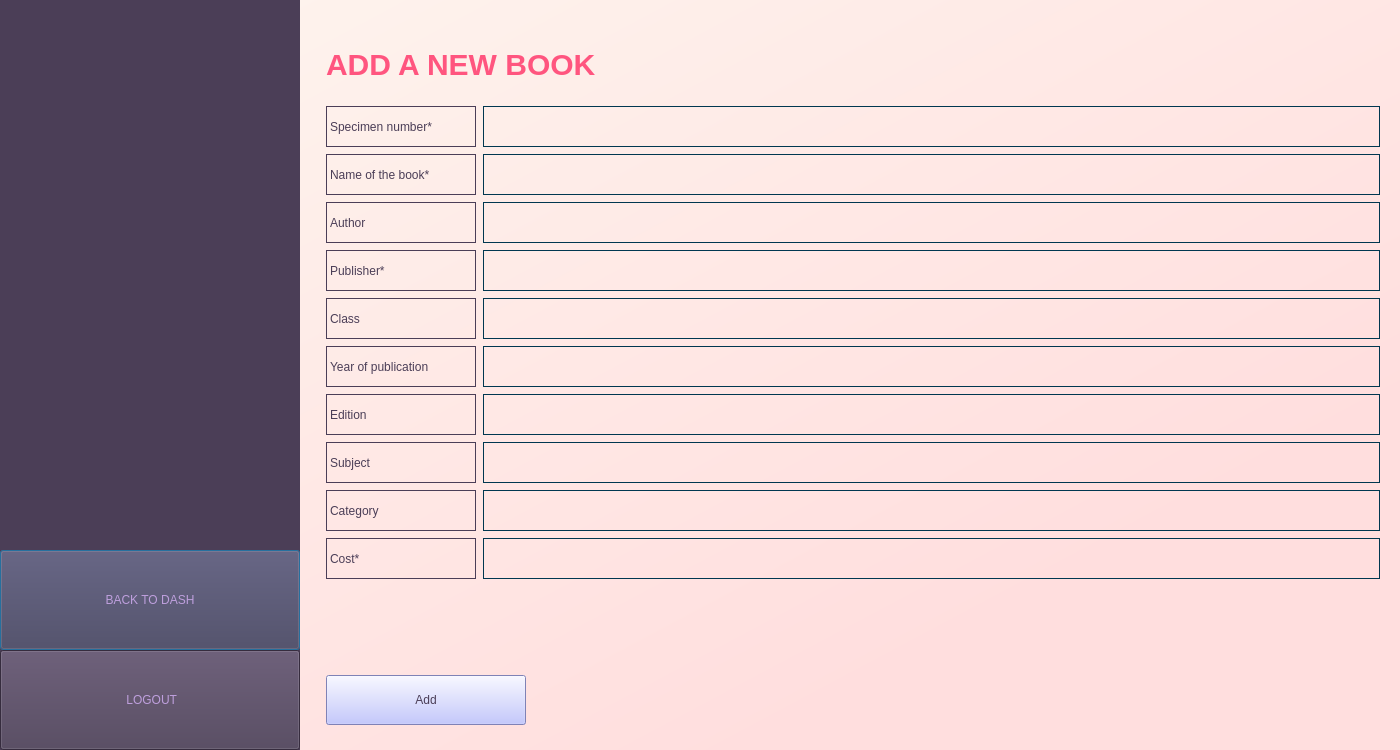
Above: addBooks.ui from Biancaa-R/Library-Management-system-GUI before the change. Below: the same form after it.
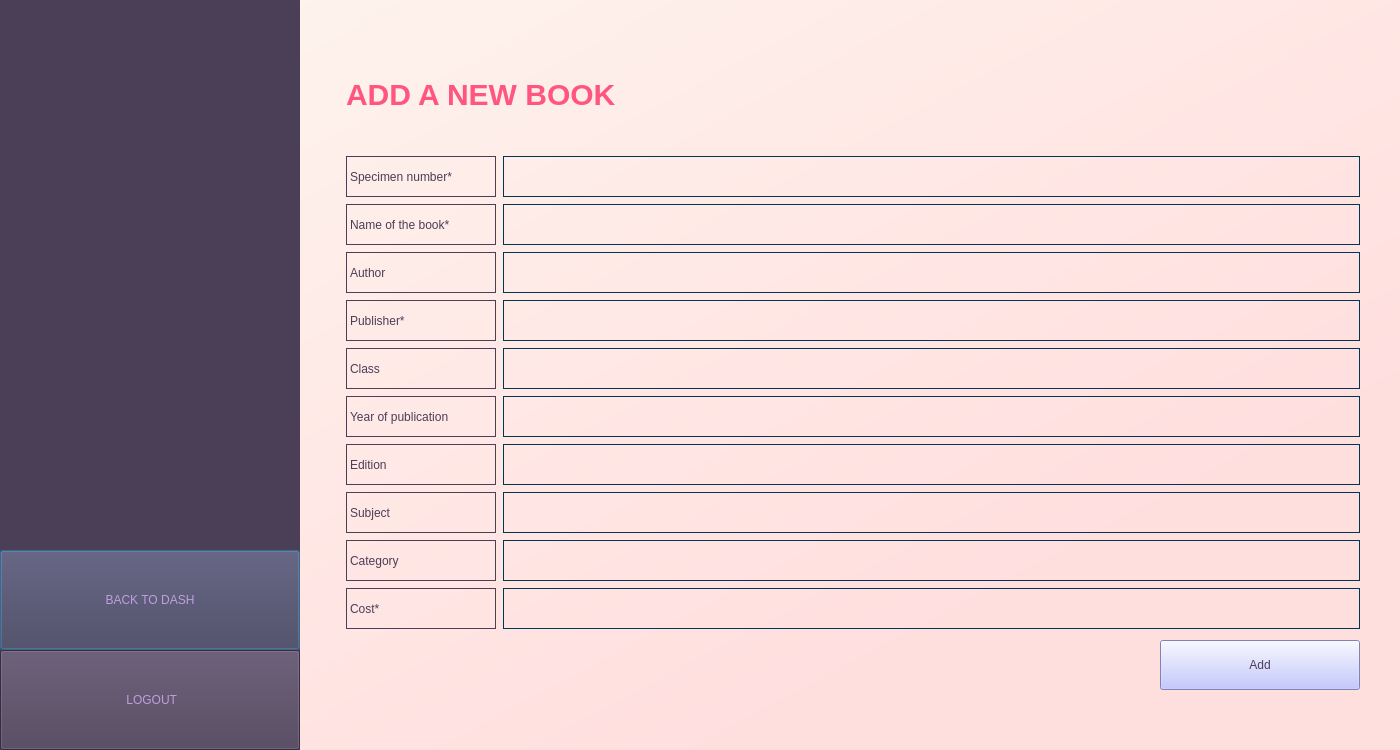
That is the form after the change. Icons and pictures are not drawn.

```diff
--- a/addBooks.ui
+++ b/addBooks.ui
@@ -166,7 +166,7 @@
           </property>
           <property name="sizeHint" stdset="0">
            <size>
-            <width>20</width>
+            <width>40</width>
             <height>40</height>
            </size>
           </property>
@@ -182,7 +182,7 @@
             <property name="sizeHint" stdset="0">
              <size>
               <width>40</width>
-              <height>30</height>
+              <height>40</height>
              </size>
             </property>
            </spacer>
@@ -590,6 +590,11 @@
            </spacer>
           </item>
           <item>
+           <layout class="QGridLayout" name="gridLayout_3">
+            <property name="topMargin">
+             <number>0</number>
+            </property>
+            <item row="0" column="0">
            <widget class="QLabel" name="confirm">
             <property name="styleSheet">
              <string notr="true">font: 13pt &quot;Calibri&quot; bold;
@@ -600,20 +605,7 @@
             </property>
            </widget>
           </item>
-          <item>
-           <spacer name="horizontalSpacer_4">
-            <property name="orientation">
-             <enum>Qt::Horizontal</enum>
-            </property>
-            <property name="sizeHint" stdset="0">
-             <size>
-              <width>40</width>
-              <height>5</height>
-             </size>
-            </property>
-           </spacer>
-          </item>
-          <item>
+            <item row="0" column="1">
            <widget class="QPushButton" name="addButton">
             <property name="minimumSize">
              <size>
@@ -623,8 +615,8 @@
             </property>
             <property name="maximumSize">
              <size>
-              <width>150</width>
-              <height>40</height>
+                <width>200</width>
+                <height>50</height>
              </size>
             </property>
             <property name="styleSheet">
@@ -640,6 +632,8 @@
             </property>
            </widget>
           </item>
+           </layout>
+          </item>
           <item>
            <spacer name="horizontalSpacer_2">
             <property name="orientation">
@@ -648,7 +642,7 @@
             <property name="sizeHint" stdset="0">
              <size>
               <width>40</width>
-              <height>30</height>
+              <height>60</height>
              </size>
             </property>
            </spacer>
@@ -662,7 +656,7 @@
           </property>
           <property name="sizeHint" stdset="0">
            <size>
-            <width>20</width>
+            <width>40</width>
             <height>40</height>
            </size>
           </property>
```
Lines whose indentation alone changed are shown as unchanged.
